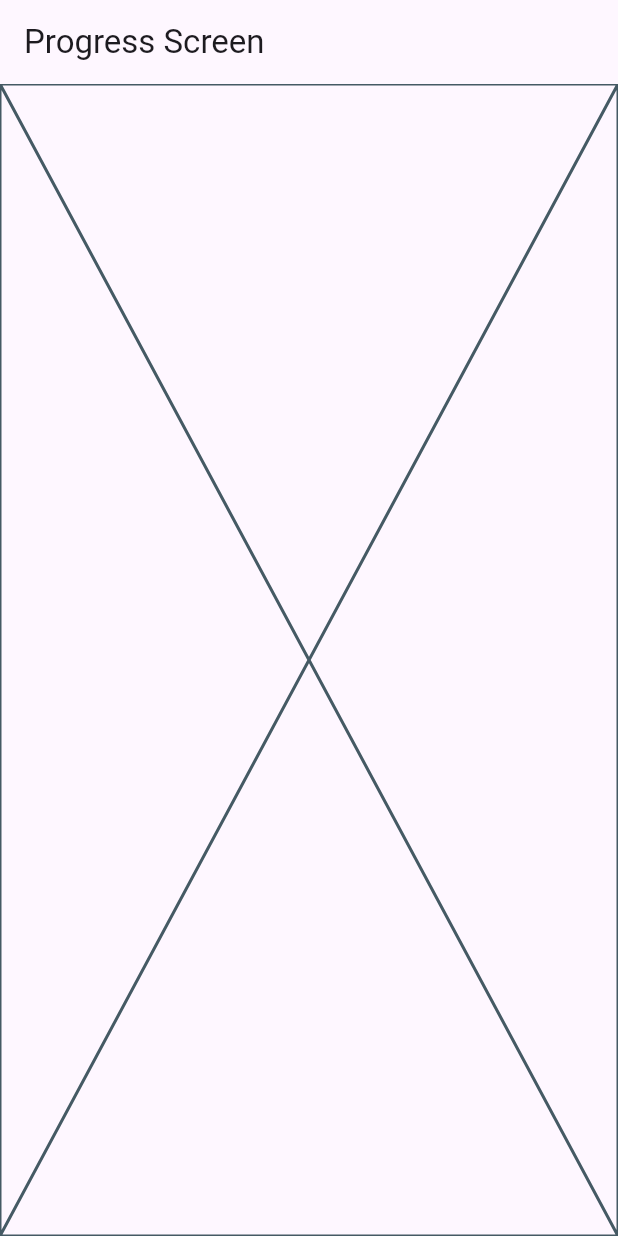
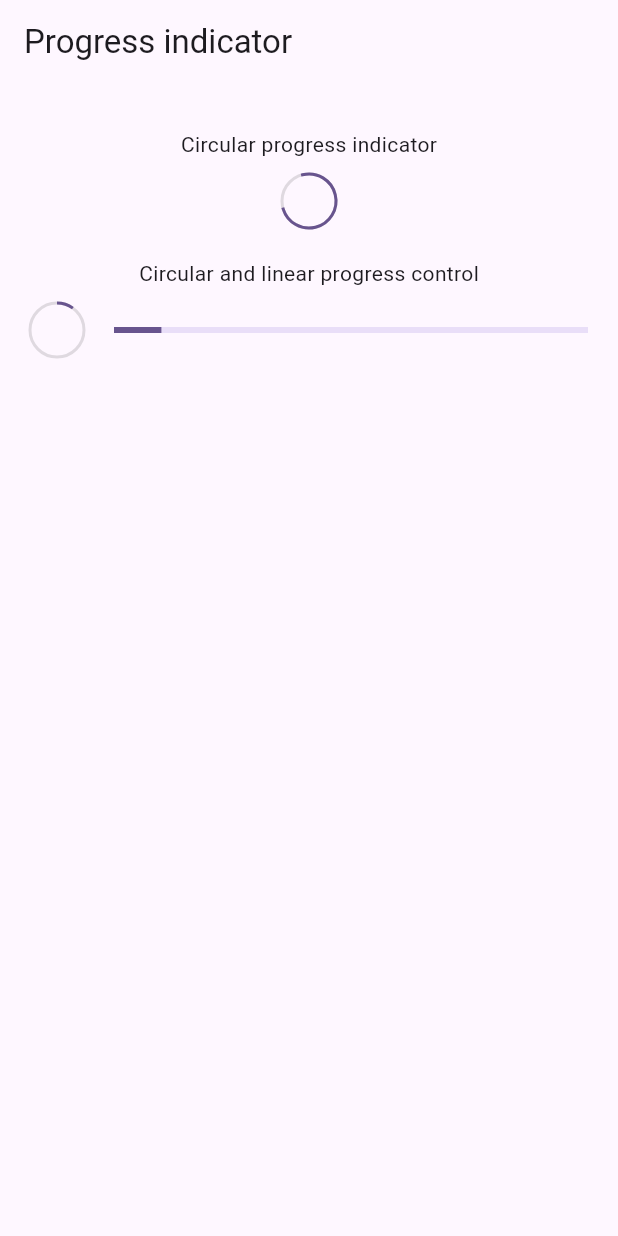
Before and after one commit to JaviKo500/widgets_app, a Flutter app: the ProgressScreen screen opened by its route, on a phone screen of 412 x 824 dp. Run offline on Flutter 3.47's test engine with Material 2 defaults, Android fonts, the phone set to English and light mode, and no system bars; our stand-ins replace go_router.

Commit message:
progress indicator ready

```diff
--- a/lib/config/menu/menu_item.dart
+++ b/lib/config/menu/menu_item.dart
@@ -20,9 +20,9 @@ class MenuItem {
 const appMenuItems = <MenuItem>[
   MenuItem(name: ButtonsScreen.name, title: 'Buttons', subTitle: 'Many buttons in flutter', link: '/buttons', icon: Icons.smart_button_outlined,),
   MenuItem(name: CardsScreen.name, title: 'Card', subTitle: 'Container with styles', link: '/cards', icon: Icons.credit_card_outlined,),
+  MenuItem(name: ProgressScreen.name, title: 'Progress indicator', subTitle: 'Generic and controls', link: '/progress', icon: Icons.refresh_rounded,),
   MenuItem(name: AnimatedScreen.name, title: 'Animated', subTitle: 'Container with styles', link: '/animated', icon: Icons.animation_rounded,),
   MenuItem(name: AppTutorialScreen.name, title: 'AppTutorial', subTitle: 'Container with styles', link: '/app_tutorial', icon: Icons.app_shortcut_rounded,),
-  MenuItem(name: ProgressScreen.name, title: 'Progress', subTitle: 'Container with styles', link: '/progress', icon: Icons.circle_rounded,),
   MenuItem(name: SnackBarScreen.name, title: 'SnackBar', subTitle: 'Container with styles', link: '/snack_bar', icon: Icons.notifications_active_rounded,),
   MenuItem(name: UiControlsScreen.name, title: 'UiControls', subTitle: 'Container with styles', link: '/ui_controls', icon: Icons.control_camera_rounded,),
 ];
--- a/lib/config/router/go_router.dart
+++ b/lib/config/router/go_router.dart
@@ -20,6 +20,11 @@ final appRouter = GoRouter(
       builder: (context, state) => const CardsScreen(),
     ),
     GoRoute(
+      name: ProgressScreen.name,
+      path: '/progress',
+      builder: (context, state) => const ProgressScreen(),
+    ),
+    GoRoute(
       name: AnimatedScreen.name,
       path: '/animated',
       builder: (context, state) => const AnimatedScreen(),
@@ -28,11 +33,6 @@ final appRouter = GoRouter(
       name: AppTutorialScreen.name,
       path: '/app_tutorial',
       builder: (context, state) => const AppTutorialScreen(),
-    ),
-    GoRoute(
-      name: ProgressScreen.name,
-      path: '/progress',
-      builder: (context, state) => const ProgressScreen(),
     ),
     GoRoute(
       name: SnackBarScreen.name,
--- a/lib/presentation/screens/progress/progress_screen.dart
+++ b/lib/presentation/screens/progress/progress_screen.dart
@@ -6,13 +6,77 @@ class ProgressScreen extends StatelessWidget {
   @override
   Widget build(BuildContext context) {
     return Scaffold(
-      appBar: AppBar(
-        title: const Text(
-          'Progress Screen',
-          style: TextStyle()
+        appBar: AppBar(
+          title: const Text('Progress indicator', style: TextStyle()),
         ),
-      ),
-      body: const Placeholder()
+        body: _ProgressView());
+  }
+}
+
+class _ProgressView extends StatelessWidget {
+  const _ProgressView();
+
+  @override
+  Widget build(BuildContext context) {
+    return const Center(
+        child: Column(
+      children: [
+        SizedBox(
+          height: 30,
+        ),
+        Text('Circular progress indicator', style: TextStyle()),
+        SizedBox(
+          height: 10,
+        ),
+        CircularProgressIndicator(
+          strokeWidth: 2,
+          backgroundColor: Colors.black12,
+        ),
+        SizedBox(
+          height: 20,
+        ),
+        Text('Circular and linear progress control', style: TextStyle()),
+        SizedBox(
+          height: 10,
+        ),
+        _ControllerProgressIndicator()
+      ],
+    ));
+  }
+}
+
+class _ControllerProgressIndicator extends StatelessWidget {
+  const _ControllerProgressIndicator({super.key});
+
+  @override
+  Widget build(BuildContext context) {
+    return StreamBuilder(
+      stream: Stream.periodic(const Duration(milliseconds: 300), (value) {
+        return (value * 2 / 100);
+      }).takeWhile((element) => element < 100),
+      builder: (context, snapshot) {
+        final progressValue = snapshot.data ?? 0;
+        return Padding(
+          padding: EdgeInsets.symmetric(horizontal: 20),
+          child: Row(
+            mainAxisAlignment: MainAxisAlignment.center,
+            children: [
+              CircularProgressIndicator(
+                value: progressValue,
+                strokeWidth: 2,
+                backgroundColor: Colors.black12,
+              ),
+              const SizedBox(
+                width: 20,
+              ),
+              Expanded(
+                child: LinearProgressIndicator(
+                value: progressValue,
+              ))
+            ],
+          ),
+        );
+      },
     );
   }
 }
```
